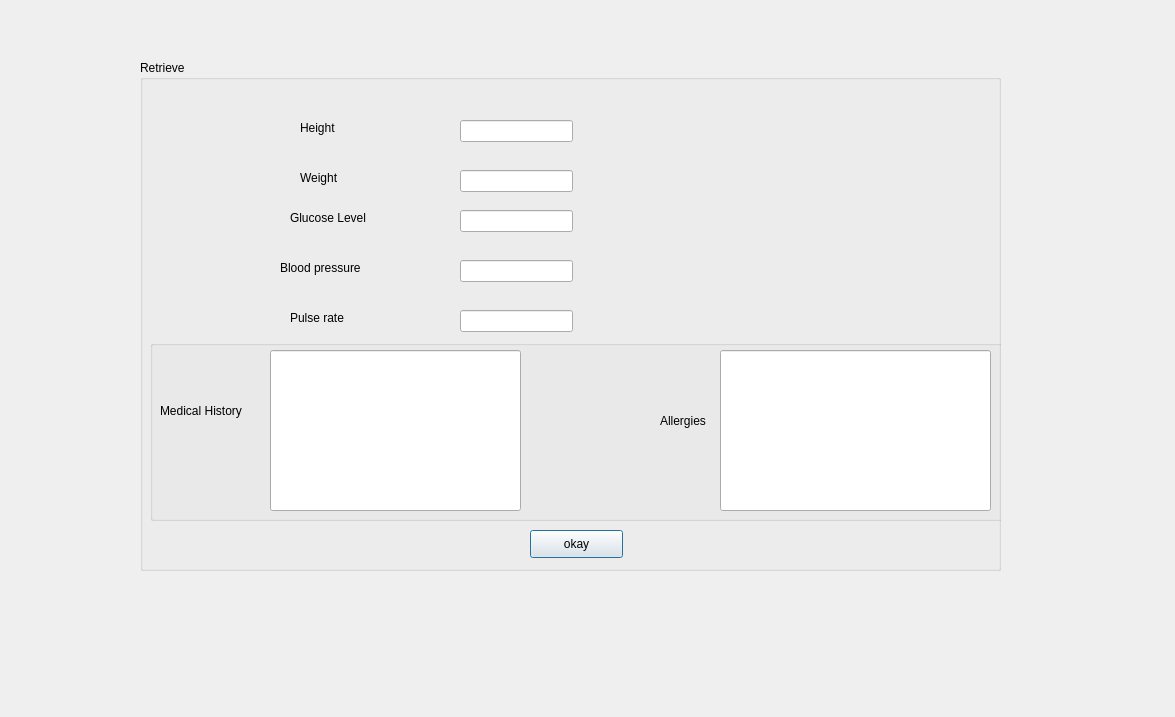
The window that Minor project - Copy/Minor/project/retrieve.ui (rishabhs-s/Minor) describes before a commit, drawn with Qt 5.
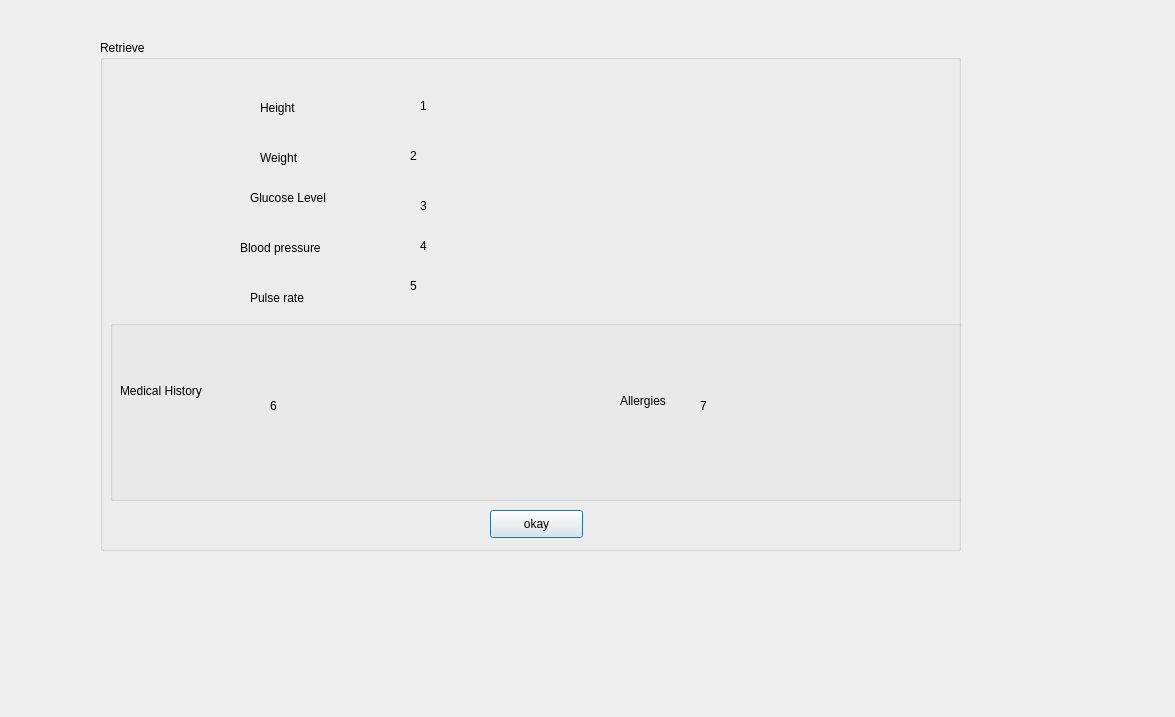
The same window after the commit.

Commit message: Added update and retrieve functionalities

Patch:
```diff
--- a/Minor project - Copy/Minor/project/retrieve.ui
+++ b/Minor project - Copy/Minor/project/retrieve.ui
@@ -16,8 +16,8 @@
   <widget class="QGroupBox" name="groupBox">
    <property name="geometry">
     <rect>
-     <x>140</x>
-     <y>60</y>
+     <x>100</x>
+     <y>40</y>
      <width>861</width>
      <height>511</height>
     </rect>
@@ -103,56 +103,6 @@
      <string>Pulse rate</string>
     </property>
    </widget>
-   <widget class="QLineEdit" name="lineEdit">
-    <property name="geometry">
-     <rect>
-      <x>320</x>
-      <y>60</y>
-      <width>113</width>
-      <height>22</height>
-     </rect>
-    </property>
-   </widget>
-   <widget class="QLineEdit" name="lineEdit_2">
-    <property name="geometry">
-     <rect>
-      <x>320</x>
-      <y>110</y>
-      <width>113</width>
-      <height>22</height>
-     </rect>
-    </property>
-   </widget>
-   <widget class="QLineEdit" name="lineEdit_3">
-    <property name="geometry">
-     <rect>
-      <x>320</x>
-      <y>150</y>
-      <width>113</width>
-      <height>22</height>
-     </rect>
-    </property>
-   </widget>
-   <widget class="QLineEdit" name="lineEdit_4">
-    <property name="geometry">
-     <rect>
-      <x>320</x>
-      <y>200</y>
-      <width>113</width>
-      <height>22</height>
-     </rect>
-    </property>
-   </widget>
-   <widget class="QLineEdit" name="lineEdit_5">
-    <property name="geometry">
-     <rect>
-      <x>320</x>
-      <y>250</y>
-      <width>113</width>
-      <height>22</height>
-     </rect>
-    </property>
-   </widget>
    <widget class="QGroupBox" name="groupBox_2">
     <property name="geometry">
      <rect>
@@ -165,16 +115,6 @@
     <property name="title">
      <string/>
     </property>
-    <widget class="QLineEdit" name="lineEdit_6">
-     <property name="geometry">
-      <rect>
-       <x>120</x>
-       <y>10</y>
-       <width>251</width>
-       <height>161</height>
-      </rect>
-     </property>
-    </widget>
     <widget class="QLabel" name="label_6">
      <property name="geometry">
       <rect>
@@ -201,16 +141,97 @@
       <string>Allergies</string>
      </property>
     </widget>
-    <widget class="QLineEdit" name="lineEdit_7">
+    <widget class="QLabel" name="medical">
      <property name="geometry">
       <rect>
-       <x>570</x>
+       <x>160</x>
        <y>10</y>
-       <width>271</width>
-       <height>161</height>
+       <width>231</width>
+       <height>151</height>
       </rect>
      </property>
+     <property name="text">
+      <string>6</string>
+     </property>
     </widget>
+    <widget class="QLabel" name="allergies">
+     <property name="geometry">
+      <rect>
+       <x>590</x>
+       <y>10</y>
+       <width>231</width>
+       <height>151</height>
+      </rect>
+     </property>
+     <property name="text">
+      <string>7</string>
+     </property>
+    </widget>
+   </widget>
+   <widget class="QLabel" name="height">
+    <property name="geometry">
+     <rect>
+      <x>320</x>
+      <y>50</y>
+      <width>111</width>
+      <height>31</height>
+     </rect>
+    </property>
+    <property name="text">
+     <string>1</string>
+    </property>
+   </widget>
+   <widget class="QLabel" name="weight">
+    <property name="geometry">
+     <rect>
+      <x>310</x>
+      <y>100</y>
+      <width>111</width>
+      <height>31</height>
+     </rect>
+    </property>
+    <property name="text">
+     <string>2</string>
+    </property>
+   </widget>
+   <widget class="QLabel" name="glucose">
+    <property name="geometry">
+     <rect>
+      <x>320</x>
+      <y>150</y>
+      <width>111</width>
+      <height>31</height>
+     </rect>
+    </property>
+    <property name="text">
+     <string>3</string>
+    </property>
+   </widget>
+   <widget class="QLabel" name="bp">
+    <property name="geometry">
+     <rect>
+      <x>320</x>
+      <y>190</y>
+      <width>111</width>
+      <height>31</height>
+     </rect>
+    </property>
+    <property name="text">
+     <string>4</string>
+    </property>
+   </widget>
+   <widget class="QLabel" name="pulse">
+    <property name="geometry">
+     <rect>
+      <x>310</x>
+      <y>230</y>
+      <width>111</width>
+      <height>31</height>
+     </rect>
+    </property>
+    <property name="text">
+     <string>5</string>
+    </property>
    </widget>
   </widget>
  </widget>
```
The commit also changes 20 other files.
